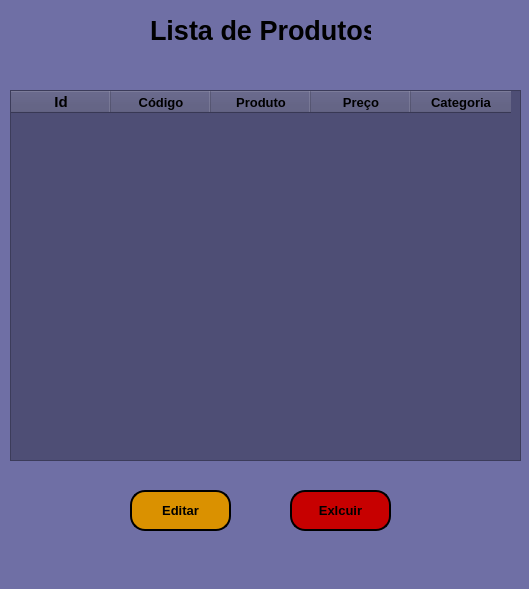
This is cadastro_produto/listar_dados.ui in RafaAlm/ProjectsPython as Qt 5 draws it before an edit. The edited form follows.
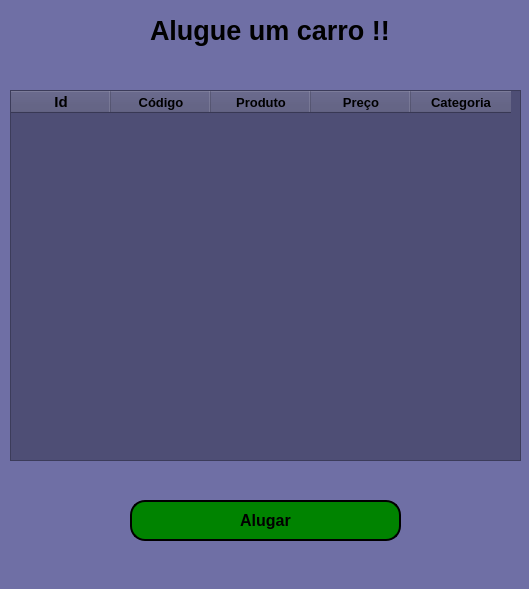
This is the edited form.

Diff of the .ui file:
```diff
--- a/cadastro_produto/listar_dados.ui
+++ b/cadastro_produto/listar_dados.ui
@@ -27,7 +27,7 @@
      <rect>
       <x>150</x>
       <y>10</y>
-      <width>221</width>
+      <width>271</width>
       <height>41</height>
      </rect>
     </property>
@@ -39,7 +39,7 @@
      </font>
     </property>
     <property name="text">
-     <string>Lista de Produtos</string>
+     <string>Alugue um carro !!</string>
     </property>
    </widget>
    <widget class="QTableWidget" name="tableWidget">
@@ -124,61 +124,31 @@
      </property>
     </column>
    </widget>
-   <widget class="QPushButton" name="pushButton_3">
-    <property name="geometry">
-     <rect>
-      <x>290</x>
-      <y>490</y>
-      <width>101</width>
-      <height>41</height>
-     </rect>
-    </property>
-    <property name="font">
-     <font>
-      <pointsize>10</pointsize>
-      <weight>75</weight>
-      <bold>true</bold>
-     </font>
-    </property>
-    <property name="styleSheet">
-     <string notr="true">background-color: rgb(199, 0, 0);
-border-radius: 15px;
-border-style: outset;
-border-width: 2px;
-border-color: black;
-
-</string>
-    </property>
-    <property name="text">
-     <string>Exlcuir</string>
-    </property>
-   </widget>
-   <widget class="QPushButton" name="pushButton_2">
+   <widget class="QPushButton" name="pushButton_4">
     <property name="geometry">
      <rect>
       <x>130</x>
-      <y>490</y>
-      <width>101</width>
+      <y>500</y>
+      <width>271</width>
       <height>41</height>
      </rect>
     </property>
     <property name="font">
      <font>
-      <pointsize>10</pointsize>
+      <pointsize>12</pointsize>
       <weight>75</weight>
       <bold>true</bold>
      </font>
     </property>
     <property name="styleSheet">
-     <string notr="true">background-color: rgb(218, 145, 0);
+     <string notr="true">background-color: rgb(0, 131, 0);
 border-radius: 15px;
 border-style: outset;
 border-width: 2px;
-border-color: black;
-</string>
+border-color: black;</string>
     </property>
     <property name="text">
-     <string>Editar</string>
+     <string>Alugar</string>
     </property>
    </widget>
   </widget>
```
